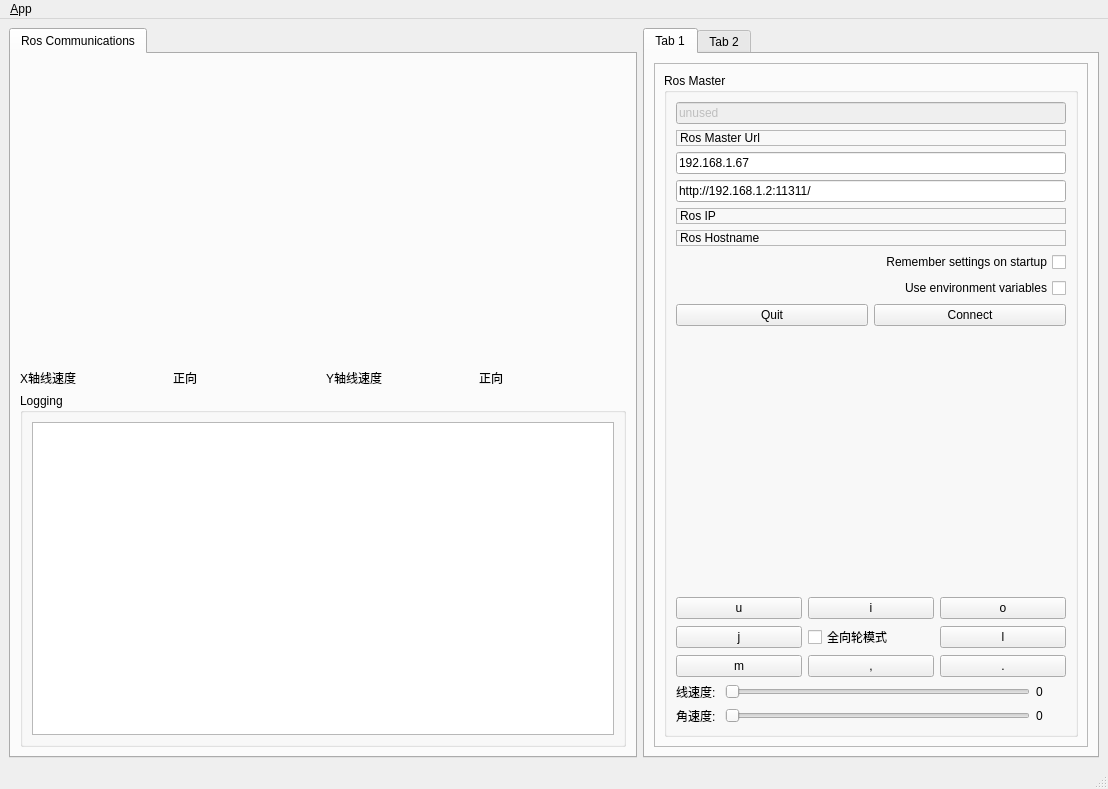
This is src/rosqt_gui/ui/main_window.ui in AtoposTzb/catkin_ros_qtgui as Qt 5 draws it before an edit. The edited form follows.
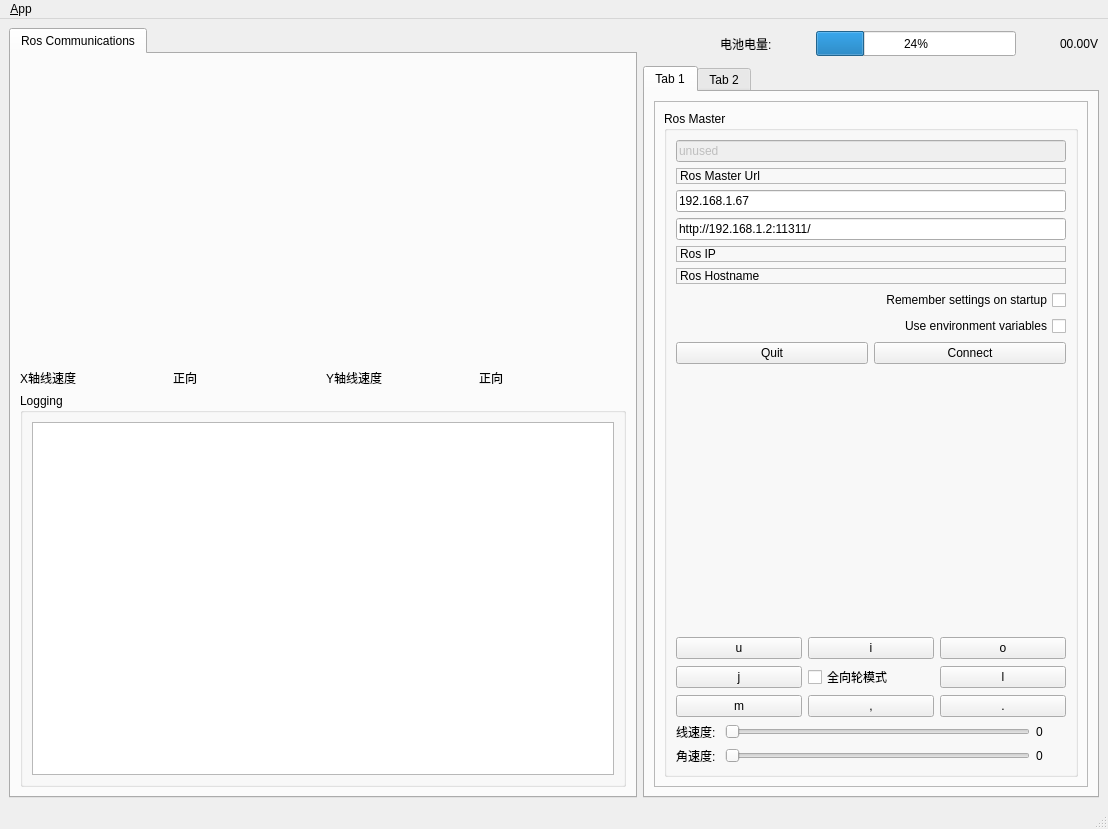
This is the edited form. Icons and pictures are not drawn.

Commit message: 电池电量话题及显示实现

Patch:
```diff
--- a/src/rosqt_gui/ui/main_window.ui
+++ b/src/rosqt_gui/ui/main_window.ui
@@ -7,7 +7,7 @@
     <x>0</x>
     <y>0</y>
     <width>1108</width>
-    <height>789</height>
+    <height>829</height>
    </rect>
   </property>
   <property name="windowTitle">
@@ -21,8 +21,8 @@
    <locale language="English" country="Australia"/>
   </property>
   <widget class="QWidget" name="centralwidget">
-   <layout class="QHBoxLayout">
-    <item>
+   <layout class="QGridLayout" name="gridLayout_2">
+    <item row="0" column="0" rowspan="2">
      <widget class="QTabWidget" name="tab_manager">
       <property name="minimumSize">
        <size>
@@ -115,7 +115,101 @@
       </widget>
      </widget>
     </item>
-    <item>
+    <item row="0" column="1">
+     <layout class="QHBoxLayout" name="horizontalLayout_7">
+      <item>
+       <spacer name="horizontalSpacer">
+        <property name="orientation">
+         <enum>Qt::Horizontal</enum>
+        </property>
+        <property name="sizeHint" stdset="0">
+         <size>
+          <width>40</width>
+          <height>20</height>
+         </size>
+        </property>
+       </spacer>
+      </item>
+      <item>
+       <widget class="QLabel" name="label_8">
+        <property name="text">
+         <string>电池电量:</string>
+        </property>
+       </widget>
+      </item>
+      <item>
+       <widget class="QLabel" name="label_9">
+        <property name="minimumSize">
+         <size>
+          <width>32</width>
+          <height>32</height>
+         </size>
+        </property>
+        <property name="maximumSize">
+         <size>
+          <width>32</width>
+          <height>32</height>
+         </size>
+        </property>
+        <property name="text">
+         <string/>
+        </property>
+        <property name="pixmap">
+         <pixmap resource="../resources/images.qrc">:/images/battery.png</pixmap>
+        </property>
+       </widget>
+      </item>
+      <item>
+       <widget class="QProgressBar" name="progressBar">
+        <property name="minimumSize">
+         <size>
+          <width>200</width>
+          <height>25</height>
+         </size>
+        </property>
+        <property name="maximumSize">
+         <size>
+          <width>200</width>
+          <height>25</height>
+         </size>
+        </property>
+        <property name="value">
+         <number>24</number>
+        </property>
+       </widget>
+      </item>
+      <item>
+       <widget class="QLabel" name="label_10">
+        <property name="minimumSize">
+         <size>
+          <width>32</width>
+          <height>32</height>
+         </size>
+        </property>
+        <property name="maximumSize">
+         <size>
+          <width>32</width>
+          <height>32</height>
+         </size>
+        </property>
+        <property name="text">
+         <string/>
+        </property>
+        <property name="pixmap">
+         <pixmap resource="../resources/images.qrc">:/images/dian.png</pixmap>
+        </property>
+       </widget>
+      </item>
+      <item>
+       <widget class="QLabel" name="label_power_val">
+        <property name="text">
+         <string>00.00V</string>
+        </property>
+       </widget>
+      </item>
+     </layout>
+    </item>
+    <item row="1" column="1">
      <widget class="QTabWidget" name="tabWidget">
       <widget class="QWidget" name="tab">
        <attribute name="title">
```
The commit also changes 23 other files.
